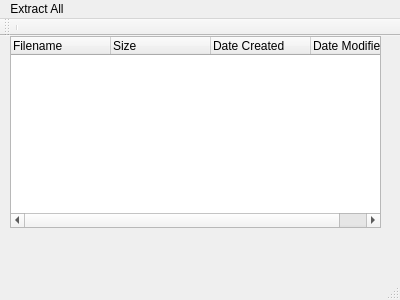
Qt form Rehistoric/mainwindow.ui (Lauraxia/Rehistoric) before a commit.
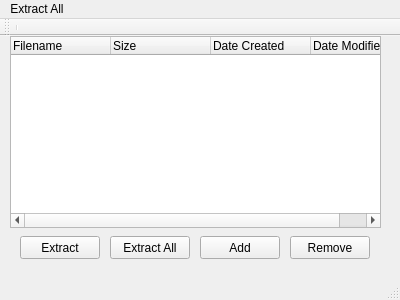
The same form after that commit.

Diff of the .ui file:
```diff
--- a/Rehistoric/mainwindow.ui
+++ b/Rehistoric/mainwindow.ui
@@ -57,6 +57,58 @@
      </property>
     </column>
    </widget>
+   <widget class="QPushButton" name="extractButton">
+    <property name="geometry">
+     <rect>
+      <x>20</x>
+      <y>200</y>
+      <width>80</width>
+      <height>23</height>
+     </rect>
+    </property>
+    <property name="text">
+     <string>Extract</string>
+    </property>
+   </widget>
+   <widget class="QPushButton" name="extractAllButton">
+    <property name="geometry">
+     <rect>
+      <x>110</x>
+      <y>200</y>
+      <width>80</width>
+      <height>23</height>
+     </rect>
+    </property>
+    <property name="text">
+     <string>Extract All</string>
+    </property>
+   </widget>
+   <widget class="QPushButton" name="addButon">
+    <property name="geometry">
+     <rect>
+      <x>200</x>
+      <y>200</y>
+      <width>80</width>
+      <height>23</height>
+     </rect>
+    </property>
+    <property name="text">
+     <string>Add</string>
+    </property>
+   </widget>
+   <widget class="QPushButton" name="removeButton">
+    <property name="geometry">
+     <rect>
+      <x>290</x>
+      <y>200</y>
+      <width>80</width>
+      <height>23</height>
+     </rect>
+    </property>
+    <property name="text">
+     <string>Remove</string>
+    </property>
+   </widget>
   </widget>
   <widget class="QMenuBar" name="menuBar">
    <property name="geometry">
```
